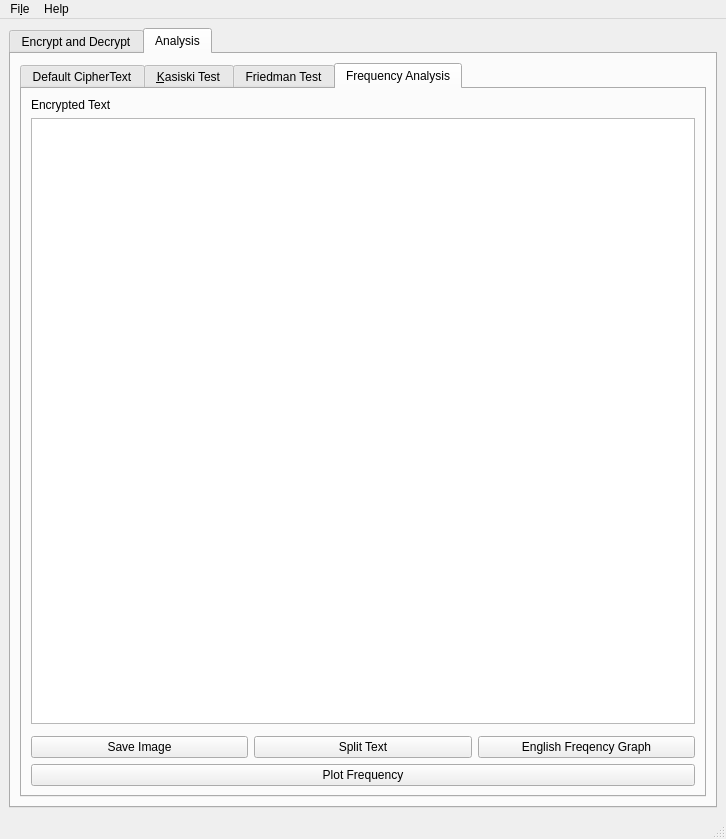
CPanda/cryptography, file crypto.ui: the form before one commit.
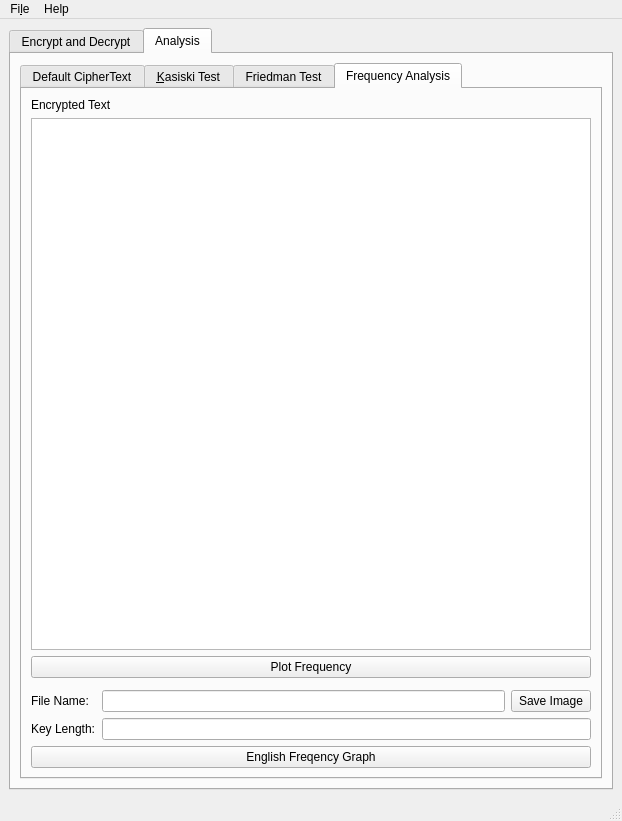
The form after the commit. Custom widgets are drawn as their Qt base class.

Patch:
```diff
--- a/crypto.ui
+++ b/crypto.ui
@@ -6,8 +6,8 @@
    <rect>
     <x>0</x>
     <y>0</y>
-    <width>726</width>
-    <height>839</height>
+    <width>622</width>
+    <height>821</height>
    </rect>
   </property>
   <property name="windowTitle">
@@ -290,11 +290,28 @@
               <item>
                <widget class="QTextEdit" name="freq_encrypt_text"/>
               </item>
+              <item>
+               <widget class="QPushButton" name="analyze_freq">
+                <property name="text">
+                 <string>Plot Frequency</string>
+                </property>
+               </widget>
+              </item>
               <item>
                <widget class="MatplotlibWidget" name="freq_graph"/>
               </item>
               <item>
-               <layout class="QHBoxLayout" name="horizontalLayout_5">
+               <layout class="QHBoxLayout" name="horizontalLayout_6">
+                <item>
+                 <widget class="QLabel" name="label_15">
+                  <property name="text">
+                   <string>File Name:  </string>
+                  </property>
+                 </widget>
+                </item>
+                <item>
+                 <widget class="QLineEdit" name="save_text"/>
+                </item>
                 <item>
                  <widget class="QPushButton" name="save_image">
                   <property name="text">
@@ -302,26 +319,26 @@
                   </property>
                  </widget>
                 </item>
+               </layout>
+              </item>
+              <item>
+               <layout class="QHBoxLayout" name="horizontalLayout_5">
                 <item>
-                 <widget class="QPushButton" name="split_text">
+                 <widget class="QLabel" name="label_14">
                   <property name="text">
-                   <string>Split Text</string>
+                   <string>Key Length:</string>
                   </property>
                  </widget>
                 </item>
                 <item>
-                 <widget class="QPushButton" name="eng_freq_button">
-                  <property name="text">
-                   <string>English Freqency Graph</string>
-                  </property>
-                 </widget>
+                 <widget class="QLineEdit" name="key_len"/>
                 </item>
                </layout>
               </item>
               <item>
-               <widget class="QPushButton" name="analyze_freq">
+               <widget class="QPushButton" name="eng_freq_button">
                 <property name="text">
-                 <string>Plot Frequency</string>
+                 <string>English Freqency Graph</string>
                 </property>
                </widget>
               </item>
@@ -342,7 +359,7 @@
     <rect>
      <x>0</x>
      <y>0</y>
-     <width>726</width>
+     <width>622</width>
      <height>20</height>
     </rect>
    </property>
```
